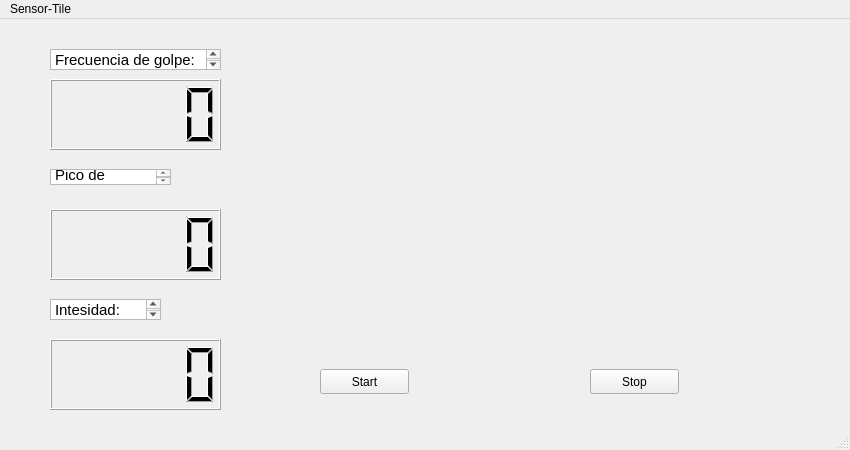
Old version of the form Qt/COM_port/mainwindow.ui in the repository SimonJalil/Tesis.
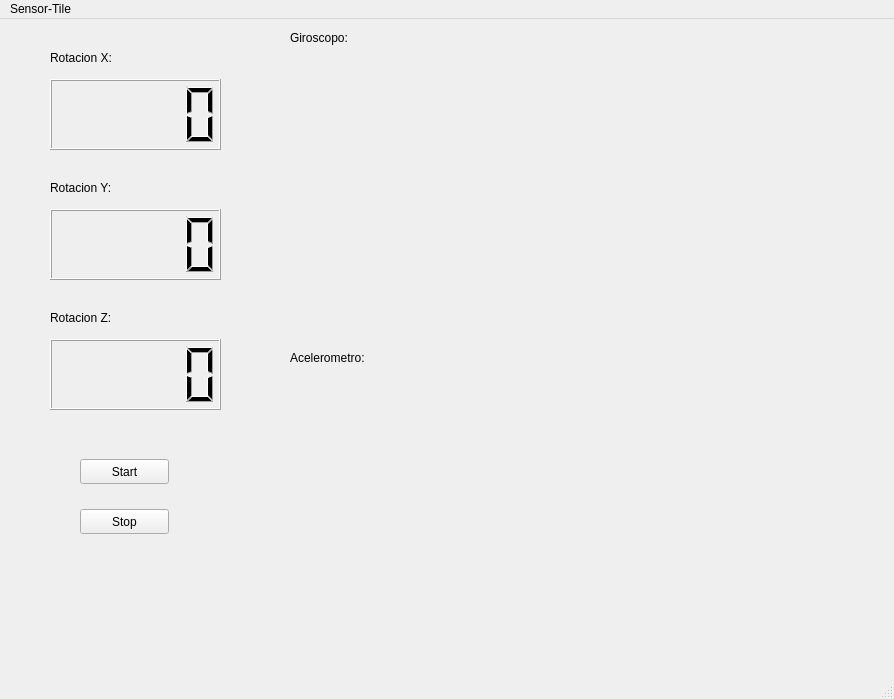
New version of the form. Custom widgets are drawn as their Qt base class.

Diff of the .ui file:
```diff
--- a/Qt/COM_port/mainwindow.ui
+++ b/Qt/COM_port/mainwindow.ui
@@ -6,8 +6,8 @@
    <rect>
     <x>0</x>
     <y>0</y>
-    <width>850</width>
-    <height>450</height>
+    <width>894</width>
+    <height>699</height>
    </rect>
   </property>
   <property name="windowTitle">
@@ -17,8 +17,8 @@
    <widget class="QPushButton" name="pushButton">
     <property name="geometry">
      <rect>
-      <x>320</x>
-      <y>350</y>
+      <x>80</x>
+      <y>440</y>
       <width>89</width>
       <height>25</height>
      </rect>
@@ -30,8 +30,8 @@
    <widget class="QPushButton" name="pushButton_2">
     <property name="geometry">
      <rect>
-      <x>590</x>
-      <y>350</y>
+      <x>80</x>
+      <y>490</y>
       <width>89</width>
       <height>25</height>
      </rect>
@@ -54,7 +54,7 @@
     <property name="geometry">
      <rect>
       <x>290</x>
-      <y>10</y>
+      <y>30</y>
       <width>531</width>
       <height>291</height>
      </rect>
@@ -80,55 +80,79 @@
      </rect>
     </property>
    </widget>
-   <widget class="QTextEdit" name="textEdit">
+   <widget class="QCustomPlot" name="customPlot_2" native="true">
+    <property name="geometry">
+     <rect>
+      <x>290</x>
+      <y>360</y>
+      <width>531</width>
+      <height>291</height>
+     </rect>
+    </property>
+   </widget>
+   <widget class="QLabel" name="label">
     <property name="geometry">
      <rect>
       <x>50</x>
       <y>30</y>
-      <width>171</width>
-      <height>21</height>
+      <width>81</width>
+      <height>17</height>
      </rect>
     </property>
-    <property name="html">
-     <string>&lt;!DOCTYPE HTML PUBLIC &quot;-//W3C//DTD HTML 4.0//EN&quot; &quot;http://www.w3.org/TR/REC-html40/strict.dtd&quot;&gt;
-&lt;html&gt;&lt;head&gt;&lt;meta name=&quot;qrichtext&quot; content=&quot;1&quot; /&gt;&lt;style type=&quot;text/css&quot;&gt;
-p, li { white-space: pre-wrap; }
-&lt;/style&gt;&lt;/head&gt;&lt;body style=&quot; font-family:'Ubuntu'; font-size:11pt; font-weight:400; font-style:normal;&quot;&gt;
-&lt;p style=&quot; margin-top:0px; margin-bottom:0px; margin-left:0px; margin-right:0px; -qt-block-indent:0; text-indent:0px;&quot;&gt;Frecuencia de golpe:&lt;/p&gt;&lt;/body&gt;&lt;/html&gt;</string>
+    <property name="text">
+     <string>Rotacion X:</string>
     </property>
    </widget>
-   <widget class="QTextEdit" name="textEdit_2">
+   <widget class="QLabel" name="label_2">
     <property name="geometry">
      <rect>
       <x>50</x>
-      <y>150</y>
-      <width>121</width>
-      <height>16</height>
+      <y>160</y>
+      <width>81</width>
+      <height>17</height>
      </rect>
     </property>
-    <property name="html">
-     <string>&lt;!DOCTYPE HTML PUBLIC &quot;-//W3C//DTD HTML 4.0//EN&quot; &quot;http://www.w3.org/TR/REC-html40/strict.dtd&quot;&gt;
-&lt;html&gt;&lt;head&gt;&lt;meta name=&quot;qrichtext&quot; content=&quot;1&quot; /&gt;&lt;style type=&quot;text/css&quot;&gt;
-p, li { white-space: pre-wrap; }
-&lt;/style&gt;&lt;/head&gt;&lt;body style=&quot; font-family:'Ubuntu'; font-size:11pt; font-weight:400; font-style:normal;&quot;&gt;
-&lt;p style=&quot; margin-top:0px; margin-bottom:0px; margin-left:0px; margin-right:0px; -qt-block-indent:0; text-indent:0px;&quot;&gt;Pico de Golpe:&lt;/p&gt;&lt;/body&gt;&lt;/html&gt;</string>
+    <property name="text">
+     <string>Rotacion Y:</string>
     </property>
    </widget>
-   <widget class="QTextEdit" name="textEdit_3">
+   <widget class="QLabel" name="label_3">
     <property name="geometry">
      <rect>
       <x>50</x>
-      <y>280</y>
-      <width>111</width>
-      <height>21</height>
+      <y>290</y>
+      <width>81</width>
+      <height>17</height>
      </rect>
     </property>
-    <property name="html">
-     <string>&lt;!DOCTYPE HTML PUBLIC &quot;-//W3C//DTD HTML 4.0//EN&quot; &quot;http://www.w3.org/TR/REC-html40/strict.dtd&quot;&gt;
-&lt;html&gt;&lt;head&gt;&lt;meta name=&quot;qrichtext&quot; content=&quot;1&quot; /&gt;&lt;style type=&quot;text/css&quot;&gt;
-p, li { white-space: pre-wrap; }
-&lt;/style&gt;&lt;/head&gt;&lt;body style=&quot; font-family:'Ubuntu'; font-size:11pt; font-weight:400; font-style:normal;&quot;&gt;
-&lt;p style=&quot; margin-top:0px; margin-bottom:0px; margin-left:0px; margin-right:0px; -qt-block-indent:0; text-indent:0px;&quot;&gt;Intesidad:&lt;/p&gt;&lt;/body&gt;&lt;/html&gt;</string>
+    <property name="text">
+     <string>Rotacion Z:</string>
+    </property>
+   </widget>
+   <widget class="QLabel" name="label_4">
+    <property name="geometry">
+     <rect>
+      <x>290</x>
+      <y>10</y>
+      <width>81</width>
+      <height>17</height>
+     </rect>
+    </property>
+    <property name="text">
+     <string>Giroscopo:</string>
+    </property>
+   </widget>
+   <widget class="QLabel" name="label_5">
+    <property name="geometry">
+     <rect>
+      <x>290</x>
+      <y>330</y>
+      <width>101</width>
+      <height>17</height>
+     </rect>
+    </property>
+    <property name="text">
+     <string>Acelerometro:</string>
     </property>
    </widget>
   </widget>
@@ -137,7 +161,7 @@
     <rect>
      <x>0</x>
      <y>0</y>
-     <width>850</width>
+     <width>894</width>
      <height>22</height>
     </rect>
    </property>
```
